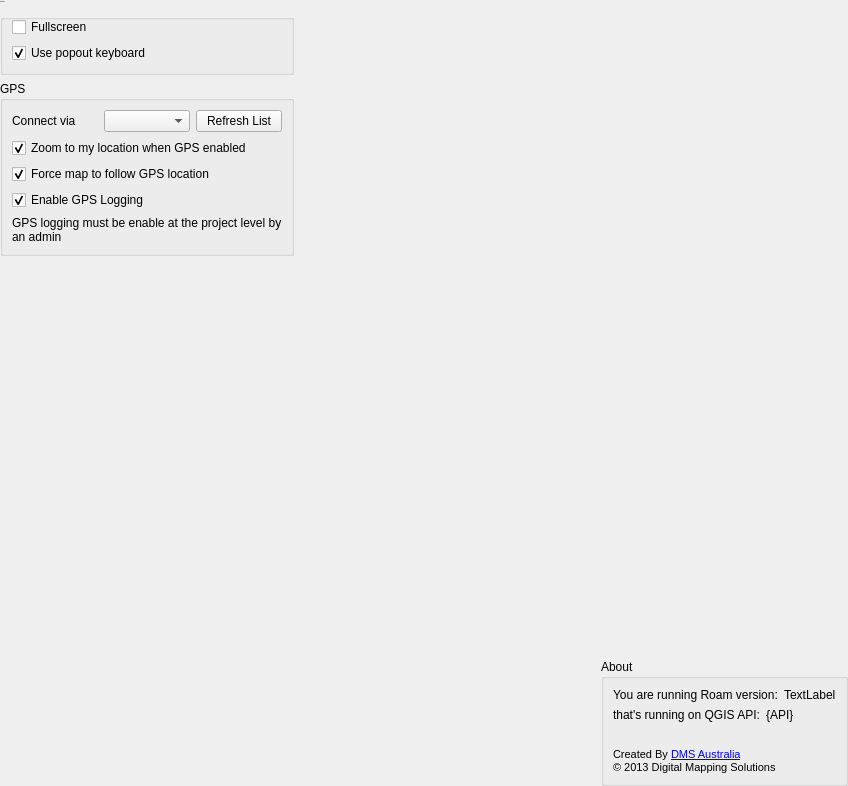
The window that src/roam/ui/ui_settings.ui (roam-qgis/Roam) describes before a commit, drawn with Qt 5.
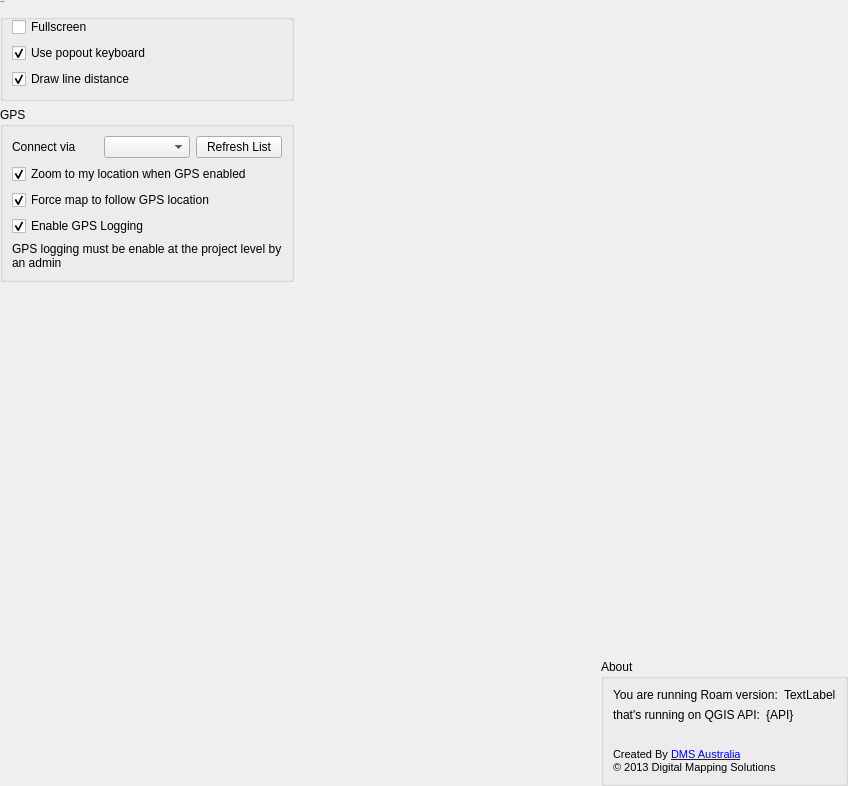
The same window after the commit. Icons and pictures are not drawn.

Commit message: Fix #235 - Add setting to hide/show distance nodes

What changed in the file:
```diff
--- a/src/roam/ui/ui_settings.ui
+++ b/src/roam/ui/ui_settings.ui
@@ -65,6 +65,16 @@
         </property>
        </widget>
       </item>
+      <item row="2" column="0">
+       <widget class="QCheckBox" name="distanceCheck">
+        <property name="text">
+         <string>Draw line distance</string>
+        </property>
+        <property name="checked">
+         <bool>true</bool>
+        </property>
+       </widget>
+      </item>
      </layout>
     </widget>
    </item>
```
Left out of the diff: 1 changed line with no effect on the pictures. The commit also changes 2 other files.
